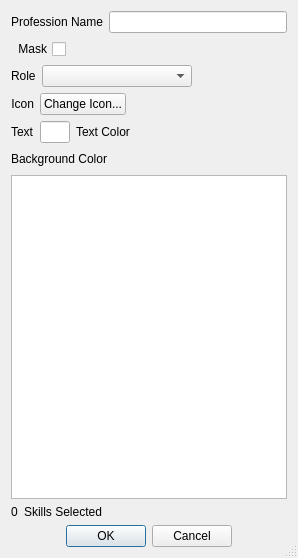
splintermind/Dwarf-Therapist, file ui/customprofession.ui: the form before one commit.
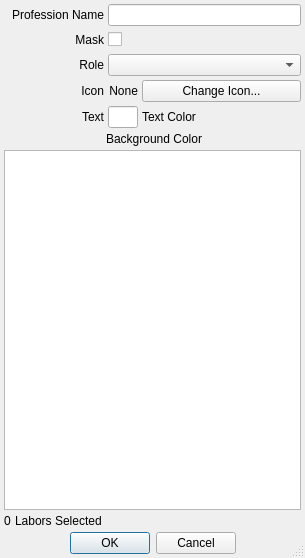
The form after the commit. Icons and pictures are not drawn.

The edit to the form file:
```diff
--- a/ui/customprofession.ui
+++ b/ui/customprofession.ui
@@ -6,7 +6,7 @@
    <rect>
     <x>0</x>
     <y>0</y>
-    <width>298</width>
+    <width>305</width>
     <height>558</height>
    </rect>
   </property>
@@ -21,10 +21,37 @@
    <bool>true</bool>
   </property>
   <layout class="QVBoxLayout" name="verticalLayout">
+   <property name="spacing">
+    <number>4</number>
+   </property>
+   <property name="leftMargin">
+    <number>4</number>
+   </property>
+   <property name="topMargin">
+    <number>4</number>
+   </property>
+   <property name="rightMargin">
+    <number>4</number>
+   </property>
+   <property name="bottomMargin">
+    <number>4</number>
+   </property>
    <item>
     <layout class="QHBoxLayout" name="horizontalLayout" stretch="1,2">
      <item>
       <widget class="QLabel" name="label">
+       <property name="minimumSize">
+        <size>
+         <width>100</width>
+         <height>0</height>
+        </size>
+       </property>
+       <property name="maximumSize">
+        <size>
+         <width>100</width>
+         <height>16777215</height>
+        </size>
+       </property>
        <property name="text">
         <string>Profession Name</string>
        </property>
@@ -43,8 +70,51 @@
    </item>
    <item>
     <layout class="QHBoxLayout" name="hlayout_mask">
+     <item>
+      <widget class="QLabel" name="lbl_mask">
+       <property name="minimumSize">
+        <size>
+         <width>100</width>
+         <height>20</height>
+        </size>
+       </property>
+       <property name="maximumSize">
+        <size>
+         <width>100</width>
+         <height>16777215</height>
+        </size>
+       </property>
+       <property name="toolTip">
+        <string>When applied as a mask other labors are not disabled.</string>
+       </property>
+       <property name="statusTip">
+        <string>When applied as a mask other labors are not disabled.</string>
+       </property>
+       <property name="whatsThis">
+        <string>When applied as a mask other labors are not disabled.</string>
+       </property>
+       <property name="text">
+        <string>Mask</string>
+       </property>
+       <property name="alignment">
+        <set>Qt::AlignRight|Qt::AlignTrailing|Qt::AlignVCenter</set>
+       </property>
+      </widget>
+     </item>
      <item>
       <widget class="QCheckBox" name="chk_mask">
+       <property name="minimumSize">
+        <size>
+         <width>0</width>
+         <height>0</height>
+        </size>
+       </property>
+       <property name="maximumSize">
+        <size>
+         <width>16777215</width>
+         <height>16777215</height>
+        </size>
+       </property>
        <property name="toolTip">
         <string>When applied as a mask other labors are not disabled.</string>
        </property>
@@ -55,32 +125,31 @@
         <string>When applied as a mask other labors are not disabled.</string>
        </property>
        <property name="layoutDirection">
-        <enum>Qt::RightToLeft</enum>
+        <enum>Qt::LeftToRight</enum>
        </property>
        <property name="text">
-        <string>Mask</string>
+        <string/>
        </property>
       </widget>
      </item>
-     <item>
-      <spacer name="hSpacer_mask">
-       <property name="orientation">
-        <enum>Qt::Horizontal</enum>
-       </property>
-       <property name="sizeHint" stdset="0">
-        <size>
-         <width>40</width>
-         <height>20</height>
-        </size>
-       </property>
-      </spacer>
-     </item>
     </layout>
    </item>
    <item>
     <layout class="QHBoxLayout" name="horizontalLayout_4">
      <item>
       <widget class="QLabel" name="lbl_roles">
+       <property name="minimumSize">
+        <size>
+         <width>100</width>
+         <height>0</height>
+        </size>
+       </property>
+       <property name="maximumSize">
+        <size>
+         <width>100</width>
+         <height>16777215</height>
+        </size>
+       </property>
        <property name="toolTip">
         <string>Choosing a role allows you to sort the column based on the selected role ratings.</string>
        </property>
@@ -93,6 +162,9 @@
        <property name="text">
         <string>Role</string>
        </property>
+       <property name="alignment">
+        <set>Qt::AlignRight|Qt::AlignTrailing|Qt::AlignVCenter</set>
+       </property>
       </widget>
      </item>
      <item>
@@ -114,31 +186,24 @@
        </property>
       </widget>
      </item>
-     <item>
-      <spacer name="horizontalSpacer_5">
-       <property name="orientation">
-        <enum>Qt::Horizontal</enum>
-       </property>
-       <property name="sizeHint" stdset="0">
-        <size>
-         <width>40</width>
-         <height>20</height>
-        </size>
-       </property>
-      </spacer>
-     </item>
     </layout>
    </item>
    <item>
     <layout class="QHBoxLayout" name="hLayoutIcon">
      <item>
-      <widget class="QLabel" name="lbl_icon">
+      <widget class="QLabel" name="lbl_icon_title">
        <property name="minimumSize">
         <size>
-         <width>0</width>
+         <width>100</width>
          <height>0</height>
         </size>
        </property>
+       <property name="maximumSize">
+        <size>
+         <width>100</width>
+         <height>16777215</height>
+        </size>
+       </property>
        <property name="text">
         <string>Icon</string>
        </property>
@@ -147,6 +212,28 @@
        </property>
       </widget>
      </item>
+     <item>
+      <widget class="QLabel" name="lbl_icon">
+       <property name="minimumSize">
+        <size>
+         <width>30</width>
+         <height>0</height>
+        </size>
+       </property>
+       <property name="maximumSize">
+        <size>
+         <width>30</width>
+         <height>16777215</height>
+        </size>
+       </property>
+       <property name="text">
+        <string>None</string>
+       </property>
+       <property name="alignment">
+        <set>Qt::AlignRight|Qt::AlignTrailing|Qt::AlignVCenter</set>
+       </property>
+      </widget>
+     </item>
      <item>
       <widget class="QPushButton" name="btnIcon">
        <property name="text">
@@ -154,25 +241,24 @@
        </property>
       </widget>
      </item>
-     <item>
-      <spacer name="horizontalSpacer_4">
-       <property name="orientation">
-        <enum>Qt::Horizontal</enum>
-       </property>
-       <property name="sizeHint" stdset="0">
-        <size>
-         <width>40</width>
-         <height>20</height>
-        </size>
-       </property>
-      </spacer>
-     </item>
     </layout>
    </item>
    <item>
     <layout class="QHBoxLayout" name="hLayoutText">
      <item>
       <widget class="QLabel" name="lbl_prefix">
+       <property name="minimumSize">
+        <size>
+         <width>100</width>
+         <height>0</height>
+        </size>
+       </property>
+       <property name="maximumSize">
+        <size>
+         <width>100</width>
+         <height>16777215</height>
+        </size>
+       </property>
        <property name="toolTip">
         <string>These characters will be drawn over the icon in the grid.</string>
        </property>
@@ -185,6 +271,9 @@
        <property name="text">
         <string>Text</string>
        </property>
+       <property name="alignment">
+        <set>Qt::AlignRight|Qt::AlignTrailing|Qt::AlignVCenter</set>
+       </property>
       </widget>
      </item>
      <item>
@@ -216,19 +305,6 @@
        </property>
       </widget>
      </item>
-     <item>
-      <spacer name="horizontalSpacer_3">
-       <property name="orientation">
-        <enum>Qt::Horizontal</enum>
-       </property>
-       <property name="sizeHint" stdset="0">
-        <size>
-         <width>40</width>
-         <height>20</height>
-        </size>
-       </property>
-      </spacer>
-     </item>
     </layout>
    </item>
    <item>
@@ -238,6 +314,18 @@
      </property>
      <item>
       <widget class="QLabel" name="lbl_bg">
+       <property name="minimumSize">
+        <size>
+         <width>100</width>
+         <height>0</height>
+        </size>
+       </property>
+       <property name="maximumSize">
+        <size>
+         <width>100</width>
+         <height>16777215</height>
+        </size>
+       </property>
        <property name="text">
         <string>Background Color</string>
        </property>
@@ -246,19 +334,6 @@
        </property>
       </widget>
      </item>
-     <item>
-      <spacer name="horizontalSpacer_2">
-       <property name="orientation">
-        <enum>Qt::Horizontal</enum>
-       </property>
-       <property name="sizeHint" stdset="0">
-        <size>
-         <width>40</width>
-         <height>20</height>
-        </size>
-       </property>
-      </spacer>
-     </item>
     </layout>
    </item>
    <item>
@@ -301,7 +376,7 @@
         </sizepolicy>
        </property>
        <property name="text">
-        <string>Skills Selected</string>
+        <string>Labors Selected</string>
        </property>
       </widget>
      </item>
```
Left out of the diff: 2 changed lines with no effect on the pictures.
